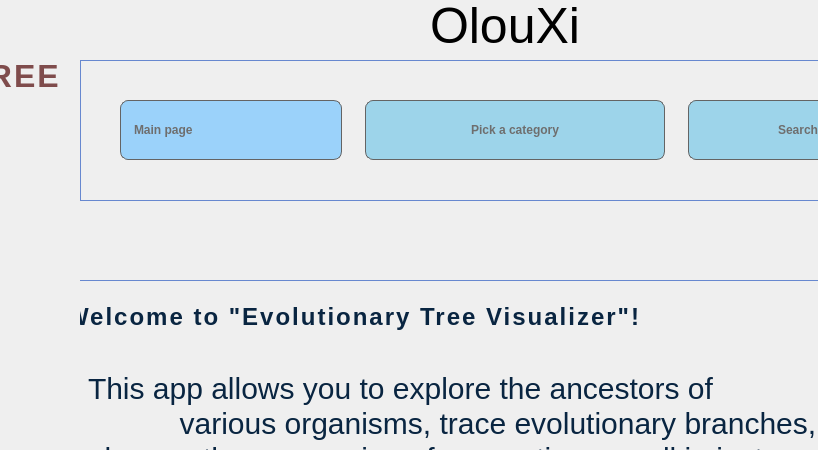
This is mainwindow.ui in codingburgas/10grade-christmas-luck-olouxi as Qt 5 draws it before an edit; both pictures show x 340 to 1158 and y 0 to 450 of the 1280 by 720 pixel window. The edited form follows.
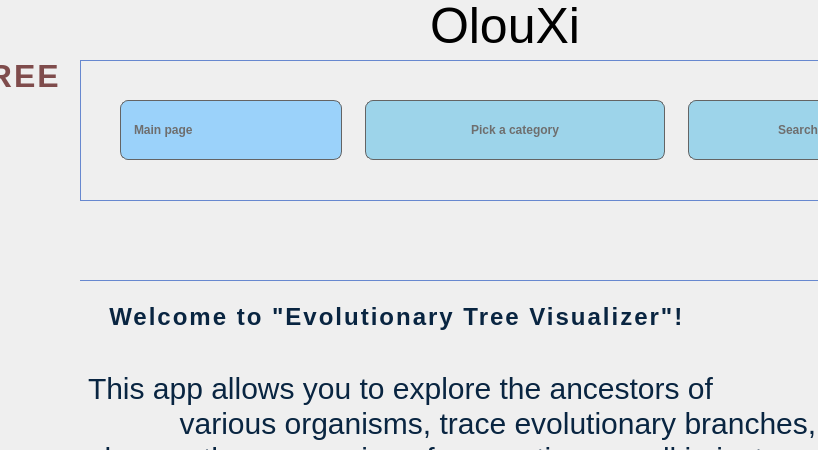
This is the edited form. Icons and pictures are not drawn.

Patch:
```diff
--- a/mainwindow.ui
+++ b/mainwindow.ui
@@ -274,7 +274,7 @@
 </string>
      </property>
      <property name="text">
-      <string>Welcome to &quot;Evolutionary Tree Visualizer&quot;!
+      <string>     Welcome to &quot;Evolutionary Tree Visualizer&quot;!
 </string>
      </property>
     </widget>
@@ -283,7 +283,7 @@
       <rect>
        <x>337</x>
        <y>120</y>
-       <width>321</width>
+       <width>241</width>
        <height>51</height>
       </rect>
      </property>
@@ -292,6 +292,7 @@
     font-family: &quot;Times new Roman&quot;; 
     font-size: 50px;
     padding: 1px;
+    background: transparent;
 }
 </string>
      </property>
@@ -337,7 +338,7 @@
    <widget class="QLabel" name="label_4">
     <property name="geometry">
      <rect>
-      <x>-20</x>
+      <x>3</x>
       <y>200</y>
       <width>691</width>
       <height>491</height>
```
